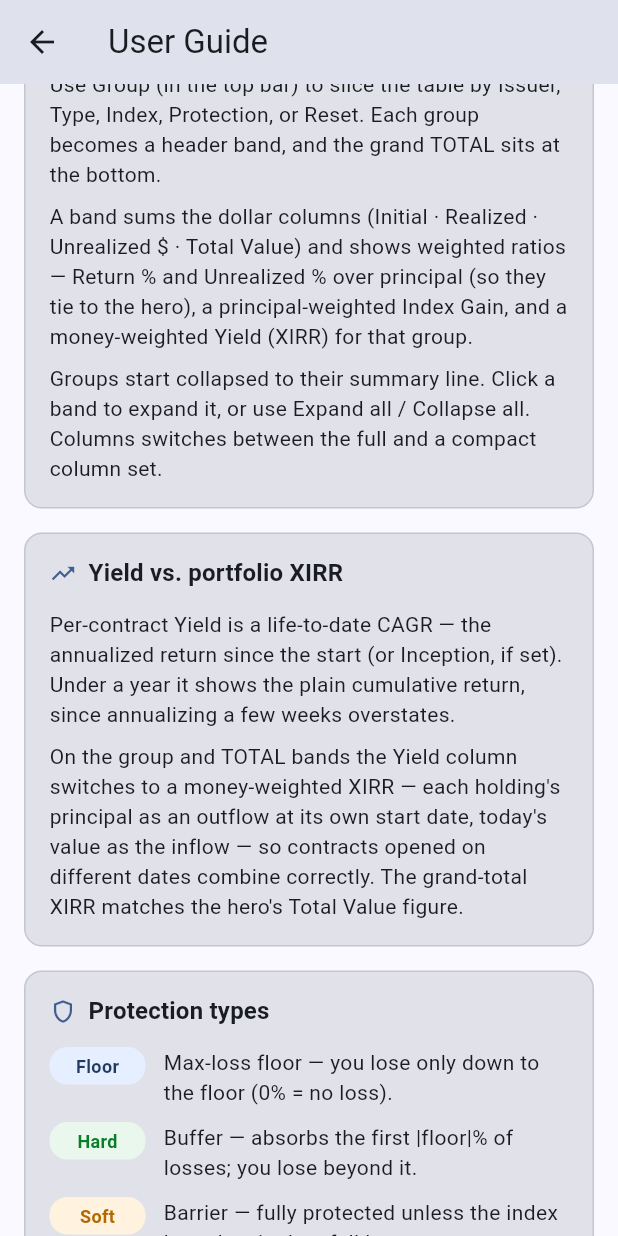
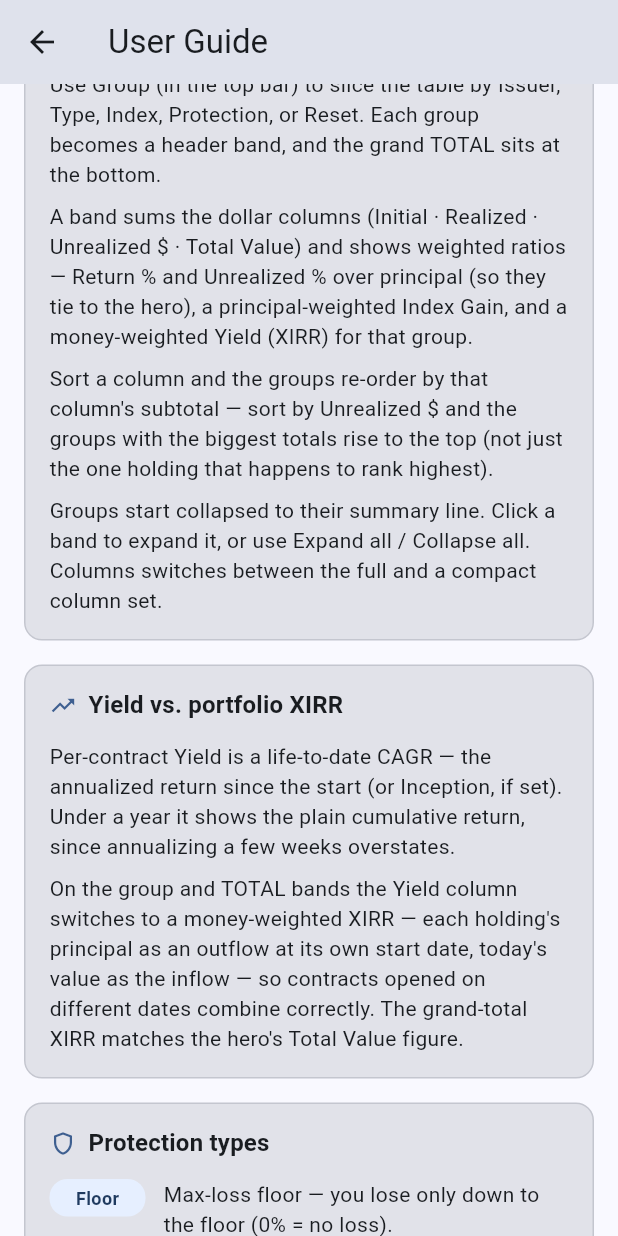
Before and after one commit to jimzucker/iHaveAnnuities, a Flutter app: the GuideScreen screen opened directly, scrolled down 1152 dp, on a phone screen of 412 x 824 dp. Run offline on Flutter 3.47's test engine with Material 3 defaults, Android fonts, the phone set to English and light mode, and no system bars; our stand-ins replace data_table_2, file_picker, shared_preferences, web; missing offline and left inert: cryptography, dart:js_interop, excel, file_saver; accounts and stored records are empty; network calls fail.

Commit message:
Fix: order group bands by their subtotal + v1.6.2 (#10)
* Fix: order group bands by their subtotal, not their top holding

When grouping + sorting by a money/ratio column, groups were emitted in
first-appearance order — so a group's position was decided by its single
highest-ranked holding, not its subtotal. Sorting by Unrealized $ desc
could sink an issuer with a large total below one with a smaller total
but one big contract.

orderedHoldings now, when a group-by is active, emits holdings
group-contiguous with the GROUPS ordered by their subtotal for the active
sort column (members keep the sort order within each group). Columns with
no band aggregate (identity/dates/terms) fall back to first-appearance.
Both the table body and the report writer bucket this list by first
appearance, so both land on the same corrected band order.

Adds a regression test asserting bands descend by their Unrealized $
subtotal. Bumps 1.6.1 -> 1.6.2.

Co-Authored-By: Claude Opus 4.8 <noreply@anthropic.com>

* docs: Guide — note that groups re-order by the sorted column's subtotal

Documents the group-ordering behavior fixed in the previous commit so the
in-app Guide matches what the table now does.

Co-Authored-By: Claude Opus 4.8 <noreply@anthropic.com>

---------

Co-authored-by: Claude Opus 4.8 <noreply@anthropic.com>

```diff
--- a/app/lib/ui/guide_screen.dart
+++ b/app/lib/ui/guide_screen.dart
@@ -66,6 +66,12 @@ class GuideScreen extends StatelessWidget {
                     'Return % and Unrealized % over principal (so they tie to the '
                     'hero), a principal-weighted Index Gain, and a money-weighted '
                     'Yield (XIRR) for that group.'),
+                const SizedBox(height: 8),
+                _para(theme,
+                    'Sort a column and the groups re-order by that column\'s '
+                    'subtotal — sort by Unrealized \$ and the groups with the '
+                    'biggest totals rise to the top (not just the one holding that '
+                    'happens to rank highest).'),
                 const SizedBox(height: 8),
                 _para(theme,
                     'Groups start collapsed to their summary line. Click a band '
--- a/app/pubspec.yaml
+++ b/app/pubspec.yaml
@@ -16,7 +16,7 @@ publish_to: 'none' # Remove this line if you wish to publish to pub.dev
 # https://developer.apple.com/library/archive/documentation/General/Reference/InfoPlistKeyReference/Articles/CoreFoundationKeys.html
 # In Windows, build-name is used as the major, minor, and patch parts
 # of the product and file versions while build-number is used as the build suffix.
-version: 1.6.1+1
+version: 1.6.2+1
 
 environment:
   sdk: ^3.11.5
```
Also changed, not shown: app/lib/ui/portfolio_table.dart (+53 -2 lines), 1 other file.
